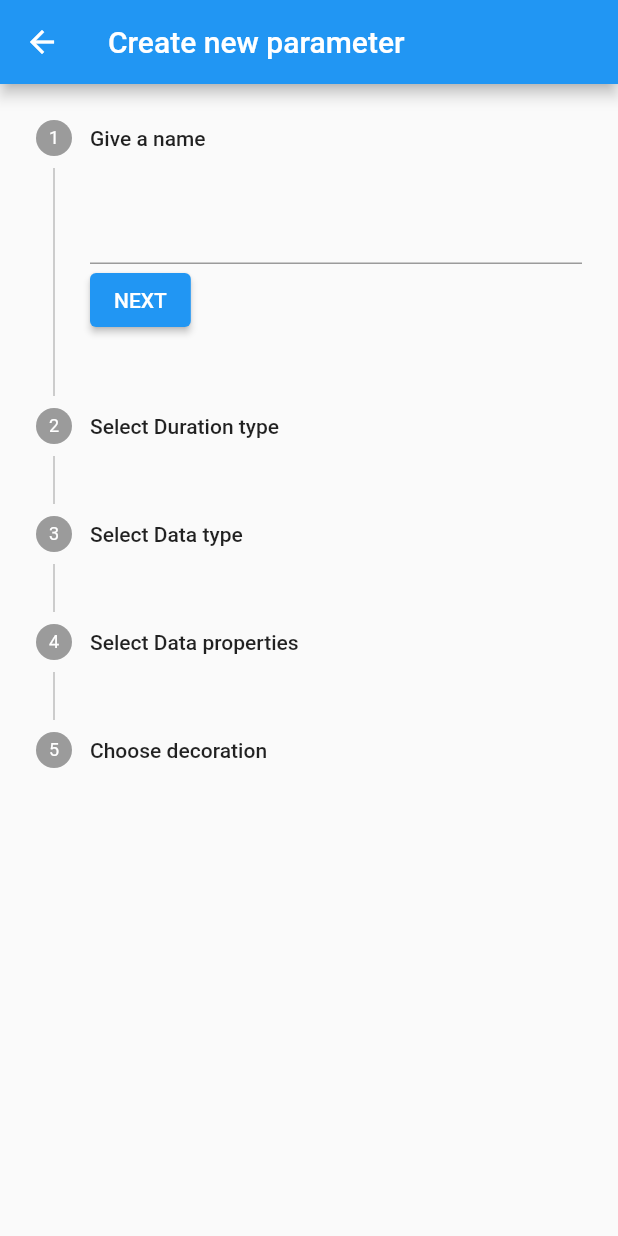
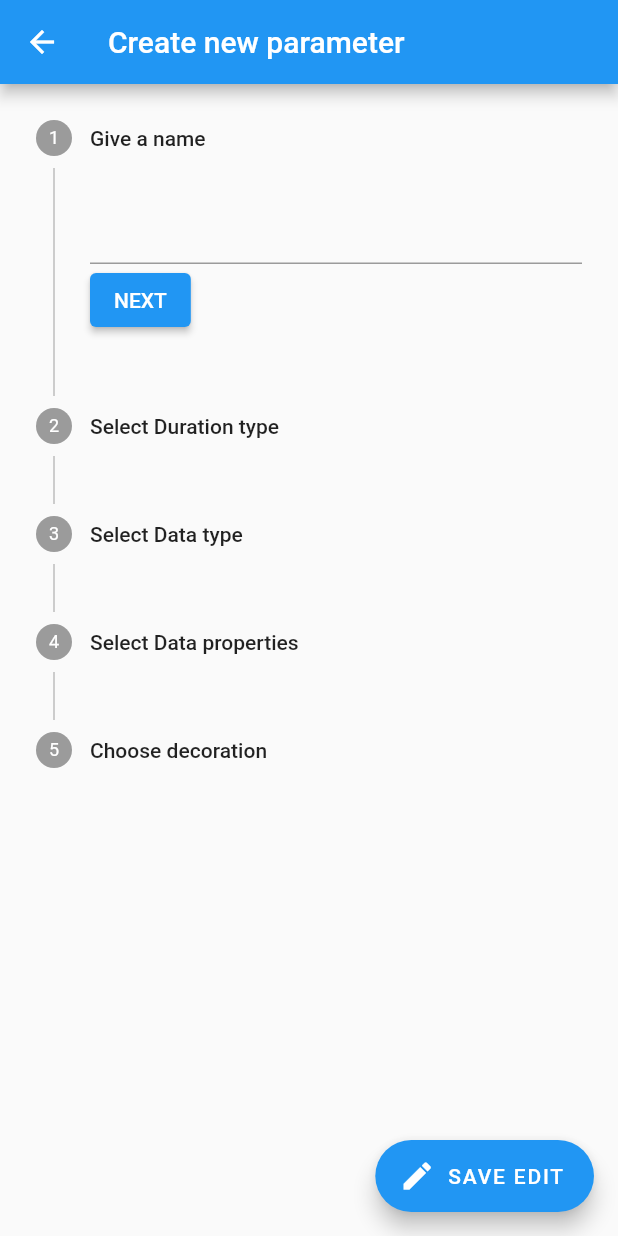
Before and after one commit to DanGalkin/Cause-mvp, a Flutter app: the CreateParameterScreen screen opened directly with empty values, on a phone screen of 412 x 824 dp. Run offline on Flutter 3.47's test engine with Material 2 defaults, Android fonts, the phone set to English and light mode, and no system bars; our stand-ins replace csv, dotted_border, emoji_picker_flutter, firebase_auth, firebase_core, firebase_database and 3 more; missing offline and left inert: firebase_ui_auth; accounts and stored records are empty.

Commit message:
Add parameter editing

```diff
--- a/lib/view/create_parameter_screen.dart
+++ b/lib/view/create_parameter_screen.dart
@@ -1,10 +1,12 @@
 import 'dart:async';
 
 import 'package:cause_flutter_mvp/model/category_option.dart';
+import 'package:cause_flutter_mvp/view/view_utilities/action_validation_utilities.dart';
 import 'package:flutter/material.dart';
 import 'package:nanoid/nanoid.dart';
 import 'package:provider/provider.dart';
 import 'package:emoji_picker_flutter/emoji_picker_flutter.dart';
+import 'package:dotted_border/dotted_border.dart';
 
 import '../controllers/board_controller.dart';
 import '../model/board.dart';
@@ -14,7 +16,9 @@ import './view_utilities/pickers.dart';
 
 class CreateParameterScreen extends StatefulWidget {
   final Board board;
-  const CreateParameterScreen({Key? key, required this.board})
+  final Parameter? parameter;
+
+  const CreateParameterScreen({Key? key, required this.board, this.parameter})
       : super(key: key);
 
   @override
@@ -26,25 +30,54 @@ class _CreateParameterScreenState extends State<CreateParameterScreen> {
   late TextEditingController nameController;
   late TextEditingController metricController;
   late TextEditingController categoryController;
+
   DurationType _selectedDurationType = DurationType.moment;
   VarType _selectedVarType = VarType.binary;
-  final CategoryOptionsList _categoryOptions = CategoryOptionsList(list: []);
-  Color color = Colors.grey[200]!;
+
+  CategoryOptionsList _categoryOptions = CategoryOptionsList(list: []);
+  Color _color = Colors.grey[200]!;
   String _icon = '';
   bool _showLastNote = false;
+
+  //props for editing
+  late bool _editScreen;
+  late Parameter _parameter;
 
   @override
   void initState() {
     nameController = TextEditingController();
     metricController = TextEditingController();
     categoryController = TextEditingController();
+
+    _editScreen = widget.parameter != null ? true : false;
+    if (_editScreen) {
+      _parameter = widget.parameter!;
+      nameController.text = _parameter.name;
+      _icon = _parameter.decoration.icon;
+      _color = _parameter.decoration.color;
+      _showLastNote = _parameter.decoration.showLastNote;
+      _selectedVarType = _parameter.varType;
+      _selectedDurationType = _parameter.durationType;
+
+      if (_parameter.varType == VarType.categorical) {
+        _categoryOptions = _parameter.categories!;
+      }
+
+      if (_parameter.varType == VarType.quantitative) {
+        metricController.text = _parameter.metric!;
+      }
+    }
+
     super.initState();
   }
 
   @override
   Widget build(BuildContext context) {
     return Scaffold(
-        appBar: AppBar(title: const Text('Create new parameter')),
+      appBar: AppBar(
+          title: Text(_editScreen
+              ? 'Edit parameter: ${_parameter.name}'
+              : 'Create new parameter')),
       body: Stepper(
         currentStep: _step,
         onStepContinue: () {
@@ -60,14 +93,22 @@ class _CreateParameterScreenState extends State<CreateParameterScreen> {
           }
         },
         onStepTapped: (value) {
+          if (_editScreen == false) {
             if (value <= _step) {
+              setState(() {
+                _step = value;
+              });
+            }
+          } else {
             setState(() {
               _step = value;
             });
           }
         },
         controlsBuilder: ((context, details) {
-            return Row(children: [
+          return _editScreen
+              ? const SizedBox.shrink()
+              : Row(children: [
                   //magical number 4 - is the last step index - should be refactored
                   details.currentStep != 4
                       ? ElevatedButton(
@@ -84,31 +125,53 @@ class _CreateParameterScreenState extends State<CreateParameterScreen> {
         steps: [
           Step(
             title: _step < 1
-                  ? Text('Give a name')
+                ? const Text('Give a name')
                 : Text('Name: ${nameController.text}'),
             content: _buildNameInput(),
           ),
           Step(
               title: _step < 2
-                    ? Text('Select Duration type')
+                  ? const Text('Select Duration type')
                   : Text('Duration type: ${_selectedDurationType.name}'),
-                content: _buildDurationTypeInput()),
+              content: _editScreen
+                  ? Container(
+                      alignment: Alignment.centerLeft,
+                      child: const Text(
+                        'Duration type is fixed. You cannot change it yet.',
+                        textAlign: TextAlign.left,
+                      ),
+                    )
+                  : _buildDurationTypeInput()),
           Step(
             title: _step < 3
-                  ? Text('Select Data type')
+                ? const Text('Select Data type')
                 : Text('Data type: ${_selectedVarType.name}'),
-              content: _buildDataTypeInput(),
+            content: _editScreen
+                ? Container(
+                    alignment: Alignment.centerLeft,
+                    child: const Text(
+                      'Data type is fixed. You cannot change it yet.',
+                      textAlign: TextAlign.left,
+                    ),
+                  )
+                : _buildDataTypeInput(),
           ),
           Step(
-              title: Text('Select Data properties'),
+            title: const Text('Select Data properties'),
             content: _buildDataPropsInput(context),
           ),
           Step(
-              title: Text('Choose decoration'),
+            title: const Text('Choose decoration'),
             content: _buildDecorationInput(context),
           ),
         ],
-        ));
+      ),
+      floatingActionButton: FloatingActionButton.extended(
+        label: const Text('SAVE EDIT'),
+        icon: const Icon(Icons.edit),
+        onPressed: _validateAndSave,
+      ),
+    );
   }
 
   Widget _buildNameInput() {
@@ -119,7 +182,7 @@ class _CreateParameterScreenState extends State<CreateParameterScreen> {
     return Column(
       children: [
         RadioListTile<DurationType>(
-          title: Text('Moment'),
+          title: const Text('Moment'),
           value: DurationType.moment,
           groupValue: _selectedDurationType,
           onChanged: (DurationType? value) {
@@ -129,7 +192,7 @@ class _CreateParameterScreenState extends State<CreateParameterScreen> {
           },
         ),
         RadioListTile<DurationType>(
-          title: Text('Duration'),
+          title: const Text('Duration'),
           value: DurationType.duration,
           groupValue: _selectedDurationType,
           onChanged: (DurationType? value) {
@@ -147,10 +210,13 @@ class _CreateParameterScreenState extends State<CreateParameterScreen> {
     return Column(
       children: [
         if (_selectedDurationType == DurationType.duration)
-          Text(
+          Container(
+            alignment: Alignment.centerLeft,
+            child: const Text(
                 'If a parameter track a duration it can only have a binary value. I.e. it only occurs or not.'),
+          ),
         RadioListTile<VarType>(
-          title: Text('Binary'),
+          title: const Text('Binary'),
           value: VarType.binary,
           groupValue: _selectedVarType,
           onChanged: _selectedDurationType == DurationType.duration
@@ -162,7 +228,7 @@ class _CreateParameterScreenState extends State<CreateParameterScreen> {
                 },
         ),
         RadioListTile<VarType>(
-          title: Text('Quantitative'),
+          title: const Text('Quantitative'),
           value: VarType.quantitative,
           groupValue: _selectedVarType,
           onChanged: _selectedDurationType == DurationType.duration
@@ -174,7 +240,7 @@ class _CreateParameterScreenState extends State<CreateParameterScreen> {
                 },
         ),
         RadioListTile<VarType>(
-          title: Text('Categorical'),
+          title: const Text('Categorical'),
           value: VarType.categorical,
           groupValue: _selectedVarType,
           onChanged: _selectedDurationType == DurationType.duration
@@ -192,8 +258,11 @@ class _CreateParameterScreenState extends State<CreateParameterScreen> {
   Widget _buildDataPropsInput(BuildContext context) {
     switch (_selectedVarType) {
       case VarType.binary:
-        return const Text(
-            'No need for additional properties for binary parameter. It either occured, or not.');
+        return Container(
+          alignment: Alignment.centerLeft,
+          child: const Text(
+              'No need for additional properties for binary parameter. It either occured, or not.'),
+        );
       case VarType.quantitative:
         return Column(children: [
           const Text('Select a metric (kg, ml, pcs, times, etc.)'),
@@ -218,7 +287,9 @@ class _CreateParameterScreenState extends State<CreateParameterScreen> {
 
   Widget _buildCategoryCreator(BuildContext context) {
     return Column(children: [
-      const Text('Create categories for your parameter:'),
+      Container(
+          alignment: Alignment.centerLeft,
+          child: const Text('Create categories for your parameter:')),
       Row(
         children: [
           Expanded(
@@ -269,7 +340,7 @@ class _CreateParameterScreenState extends State<CreateParameterScreen> {
         metricController.text,
         _categoryOptions,
         ButtonDecoration(
-            color: color, icon: _icon, showLastNote: _showLastNote));
+            color: _color, icon: _icon, showLastNote: _showLastNote));
 
     ScaffoldMessenger.of(context).showSnackBar(SnackBar(
       content: Text('$paramName : parameter created!'),
@@ -279,9 +350,33 @@ class _CreateParameterScreenState extends State<CreateParameterScreen> {
     Navigator.pop(context);
   }
 
+  void _validateAndSave() async {
+    bool? validated = await validateUserAction(
+        context: context,
+        validationText:
+            'The parameter properties will be changed for every board user.');
+    if (validated == true) {
+      Provider.of<BoardController>(context, listen: false).editParameter(
+          widget.board,
+          _parameter,
+          nameController.text,
+          metricController.text,
+          _categoryOptions,
+          ButtonDecoration(
+              color: _color, icon: _icon, showLastNote: _showLastNote));
+
+      Navigator.pop(context);
+
+      ScaffoldMessenger.of(context).showSnackBar(SnackBar(
+        content: Text('${nameController.text} : parameter edited!'),
+        duration: const Duration(seconds: 2),
+      ));
+    }
+  }
+
   void onColorButtonTap(buttonColor) {
     setState(() {
-      color = buttonColor;
+      _color = buttonColor;
     });
   }
 
@@ -292,27 +387,27 @@ class _CreateParameterScreenState extends State<CreateParameterScreen> {
           ColorCircleButton(
             onTap: onColorButtonTap,
             color: Colors.grey[200]!,
-            selectedColor: color,
+            selectedColor: _color,
           ),
           ColorCircleButton(
             onTap: onColorButtonTap,
             color: Colors.deepOrange[200]!,
-            selectedColor: color,
+            selectedColor: _color,
           ),
           ColorCircleButton(
             onTap: onColorButtonTap,
             color: Colors.orange[200]!,
-            selectedColor: color,
+            selectedColor: _color,
           ),
           ColorCircleButton(
             onTap: onColorButtonTap,
             color: Colors.lightGreen[200]!,
-            selectedColor: color,
+            selectedColor: _color,
           ),
           ColorCircleButton(
             onTap: onColorButtonTap,
             color: Colors.cyan[200]!,
-            selectedColor: color,
+            selectedColor: _color,
           ),
         ]),
         const SizedBox(height: 15),
@@ -320,32 +415,33 @@ class _CreateParameterScreenState extends State<CreateParameterScreen> {
           ColorCircleButton(
             onTap: onColorButtonTap,
             color: Colors.indigo[200]!,
-            selectedColor: color,
+            selectedColor: _color,
           ),
           ColorCircleButton(
             onTap: onColorButtonTap,
             color: Colors.pink[200]!,
-            selectedColor: color,
+            selectedColor: _color,
           ),
           ColorCircleButton(
             onTap: onColorButtonTap,
             color: Colors.blueGrey[200]!,
-            selectedColor: color,
+            selectedColor: _color,
           ),
           ColorCircleButton(
             onTap: onColorButtonTap,
             color: Colors.yellow[200]!,
-            selectedColor: color,
+            selectedColor: _color,
           ),
           ColorCircleButton(
             onTap: onColorButtonTap,
             color: Colors.purple[200]!,
-            selectedColor: color,
+            selectedColor: _color,
           ),
         ]),
-        const SizedBox(height: 15),
-        TextButton(
-            onPressed: () {
+        const SizedBox(height: 20),
+        //Icon selector
+        InkWell(
+          onTap: () {
             showDialog(
                 context: context,
                 builder: (context) => EmogiPickerDialog(
@@ -353,24 +449,59 @@ class _CreateParameterScreenState extends State<CreateParameterScreen> {
                         _icon = emoji.emoji;
                       }),
                     ));
+          }, //show emoji picker
+          child: SizedBox(
+            child: Row(children: <Widget>[
+              //dotted box with an Image selected
+              DottedBorder(
+                  borderType: BorderType.RRect,
+                  radius: const Radius.circular(3),
+                  color: const Color(0xFFBABABA),
+                  strokeWidth: 1,
+                  child: Container(
+                    alignment: Alignment.center,
+                    width: 35,
+                    height: 35,
+                    child: Text(
+                      _icon,
+                      style: const TextStyle(
+                        fontSize: 25,
+                      ),
+                    ),
+                  )),
+              const SizedBox(
+                width: 18,
+              ),
+              const Text('Icon: click to choose',
+                  style: TextStyle(
+                    fontSize: 16,
+                    color: Color(0xFF818181),
+                  )),
+            ]),
+          ),
+        ),
+        const SizedBox(height: 15),
+        //ShowLastnote switcher
+        Row(mainAxisAlignment: MainAxisAlignment.start, children: [
+          SizedBox(
+            width: 37,
+            child: Switch(
+              value: _showLastNote,
+              onChanged: (value) {
+                setState(() {
+                  _showLastNote = value;
+                });
               },
-            child: Text('Choose icon: $_icon')),
-        const SizedBox(height: 15),
-        Row(mainAxisAlignment: MainAxisAlignment.spaceBetween, children: [
+            ),
+          ),
+          const SizedBox(
+            width: 18,
+          ),
           const Text('Show time of the last note',
               style: TextStyle(
                 fontSize: 16,
                 color: Color(0xFF818181),
               )),
-          Switch(
-            value: _showLastNote,
-            onChanged: (value) {
-              print('changing sholastnote to ${value}');
-              setState(() {
-                _showLastNote = value;
-              });
-            },
-          ),
         ]),
         const SizedBox(height: 15),
       ],
--- a/pubspec.yaml
+++ b/pubspec.yaml
@@ -34,6 +34,7 @@ dependencies:
   path_provider: ^2.0.11
   intl: ^0.17.0
   emoji_picker_flutter: ^1.5.1
+  dotted_border: ^2.0.0+3
 
   # The following adds the Cupertino Icons font to your application.
   # Use with the CupertinoIcons class for iOS style icons.
```
Also changed, not shown: lib/controllers/board_controller.dart (+25 -0 lines), lib/view/board_screen.dart (+11 -9 lines), pubspec.lock. Lines whose indentation alone changed are shown as unchanged.
